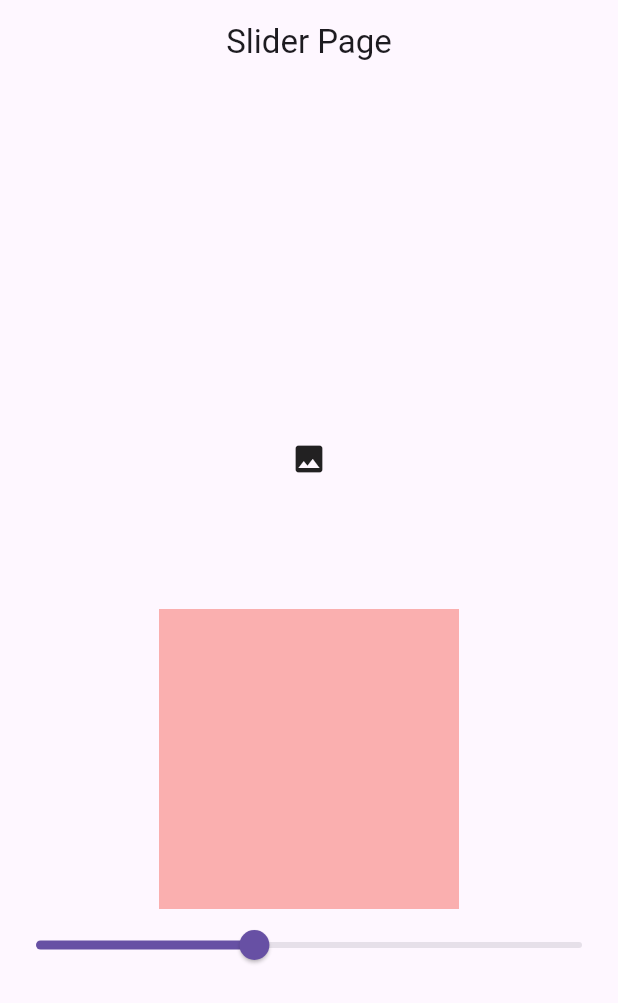
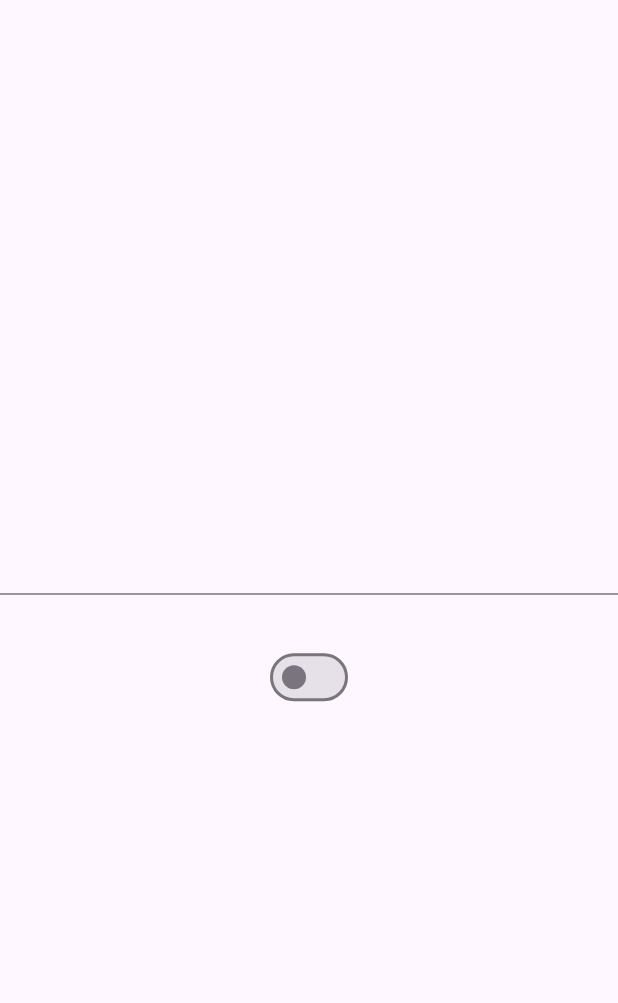
Before and after one commit to AbirHasanShuvo/state_project, a Flutter app: the screen it shows after launch, on a phone screen of 412 x 824 dp. Shown: the top 1003 px of the screen. Run offline on Flutter 3.47's test engine with Material 3 defaults, Android fonts, the phone set to English and light mode, and no system bars; our stand-ins replace flutter_riverpod.

Commit message:
make search and switch more dynamic

```diff
--- a/lib/main.dart
+++ b/lib/main.dart
@@ -32,8 +32,10 @@ import 'package:flutter/cupertino.dart';
 import 'package:flutter/material.dart';
 import 'package:flutter_riverpod/flutter_riverpod.dart';
 import 'package:state_project/home_screen.dart';
-import 'package:state_project/slider/slider_screen.dart';
+import 'package:state_project/state_notifier/search_screen.dart';
 import 'package:state_project/state_provider.dart';
+
+import 'multi_state/slider_screen.dart';
 
 void main(){
   runApp(MyApp());
@@ -47,7 +49,7 @@ class MyApp extends StatelessWidget {
     return ProviderScope(
       child: MaterialApp(
         debugShowCheckedModeBanner: false,
-        home: SliderScreen(),
+        home: SearchScreen(),
       ),
     );
   }
--- a/lib/slider/slider_screen.dart
+++ b/lib/multi_state/slider_screen.dart
@@ -1,7 +1,6 @@
 import 'package:flutter/material.dart';
 import 'package:flutter_riverpod/flutter_riverpod.dart';
-import 'package:flutter_riverpod/legacy.dart';
-import 'package:state_project/slider/slider_provider.dart';
+import 'package:state_project/multi_state/slider_provider.dart';
 
 class SliderScreen extends ConsumerWidget {
   const SliderScreen({super.key});
@@ -11,6 +10,7 @@ class SliderScreen extends ConsumerWidget {
     // final slider = ref.watch(sliderProvider);
     print('build');
     return Scaffold(
+
       appBar: AppBar(title: Text('Slider Page'), centerTitle: true),
       body: Column(
         mainAxisAlignment: MainAxisAlignment.center,
--- /dev/null
+++ b/lib/state_notifier/search_screen.dart
@@ -0,0 +1,47 @@
+import 'package:flutter/material.dart';
+import 'package:flutter_riverpod/flutter_riverpod.dart';
+import 'package:state_project/state_notifier/search_provider.dart';
+
+class SearchScreen extends ConsumerWidget {
+  const SearchScreen({super.key});
+
+  @override
+  Widget build(BuildContext context, WidgetRef ref) {
+    print('build');
+    return Scaffold(
+      body: Column(
+        mainAxisAlignment: MainAxisAlignment.center,
+        children: [
+          TextField(
+            onChanged: (value) {
+              ref.read(searchProvider.notifier).search(value);
+            },
+          ),
+
+          const SizedBox(height: 10),
+
+          Consumer(
+            builder: (context, ref, child) {
+              final search = ref.watch(searchProvider);
+              return Text(search.search);
+            },
+          ),
+
+          Consumer(
+            builder: (context, ref, child) {
+              final isChange = ref.watch(
+                searchProvider.select((state) => state.isChanged),
+              );
+              return Switch(
+                value: isChange,
+                onChanged: (value) {
+                  ref.read(searchProvider.notifier).isChange(value);
+                },
+              );
+            },
+          ),
+        ],
+      ),
+    );
+  }
+}
```
Also changed, not shown: lib/state_notifier/search_provider.dart (added, +33 -0 lines), lib/multi_state/slider_provider.dart (renamed from lib/slider/slider_provider.dart).
